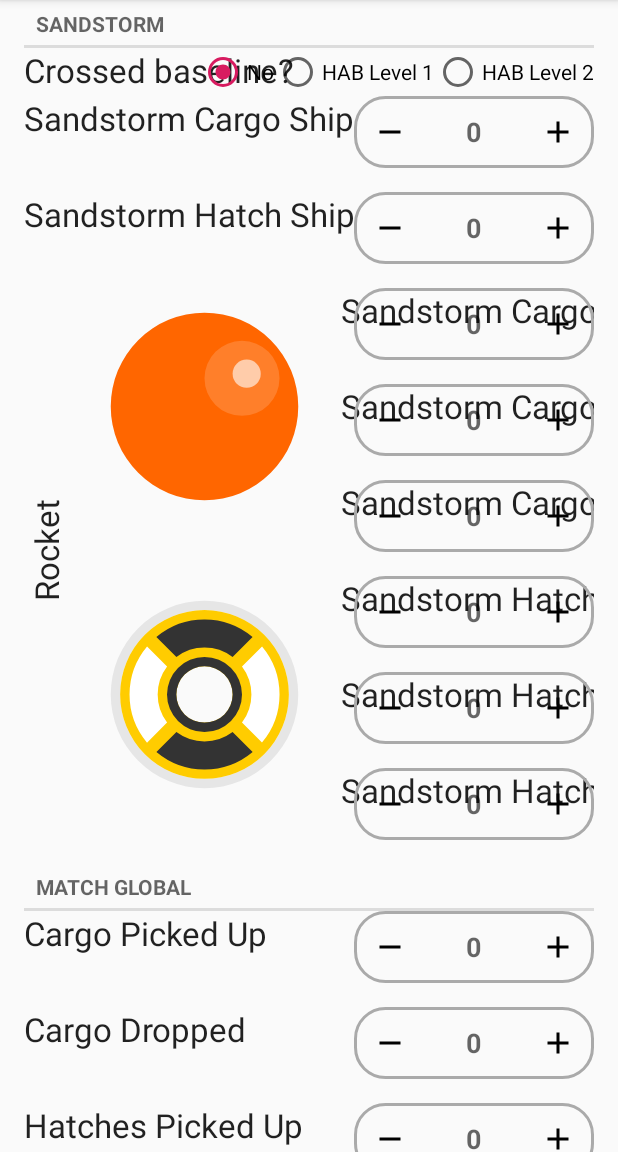
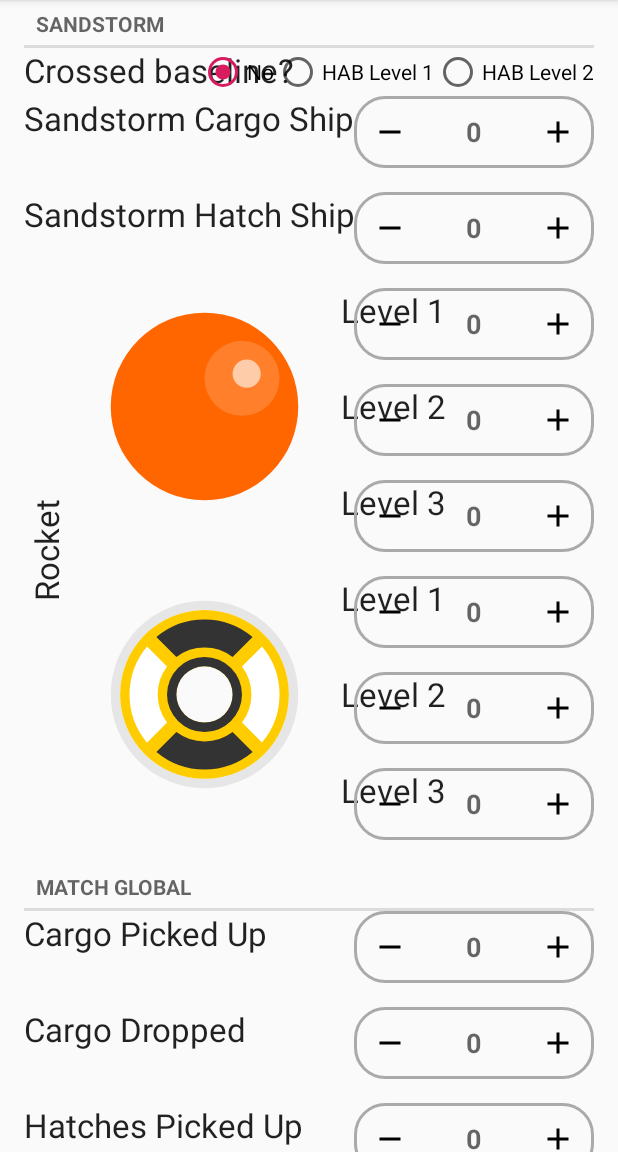
Before and after one commit to RoboRebelsScouting/MatchAppNeo2019, an Android app: the SandstormFragment screen opened directly, with no data from a screen before it, on a phone screen of 412 x 824 dp, the part 84-1236 px from its top. Run offline under Robolectric (Android 15) with nearby library versions, the phone set to English and light mode, and no system bars.

Commit message:
Simplified some labels

```diff
--- a/app/src/main/res/values/strings.xml
+++ b/app/src/main/res/values/strings.xml
@@ -43,22 +43,22 @@
     <string name="h_down">Hatches Dropped</string>
 
     <string name="scsc">Sandstorm Cargo Ship</string>
-    <string name="scr1">Sandstorm Cargo R1</string>
-    <string name="scr2">Sandstorm Cargo R2</string>
-    <string name="scr3">Sandstorm Cargo R3</string>
+    <string name="scr1">Level 1</string>
+    <string name="scr2">Level 2</string>
+    <string name="scr3">Level 3</string>
     <string name="scsh">Sandstorm Hatch Ship</string>
-    <string name="shr1">Sandstorm Hatch R1</string>
-    <string name="shr2">Sandstorm Hatch R2</string>
-    <string name="shr3">Sandstorm Hatch R3</string>
+    <string name="shr1">Level 1</string>
+    <string name="shr2">Level 2</string>
+    <string name="shr3">Level 3</string>
 
     <string name="tcsc">Teleop Cargo Ship</string>
-    <string name="tcr1">Teleop Cargo R1</string>
-    <string name="tcr2">Teleop Cargo R2</string>
-    <string name="tcr3">Teleop Cargo R3</string>
+    <string name="tcr1">Level 1</string>
+    <string name="tcr2">Level 2</string>
+    <string name="tcr3">Level 3</string>
     <string name="tcsh">Teleop Hatch Ship</string>
-    <string name="thr1">Teleop Hatch R1</string>
-    <string name="thr2">Teleop Hatch R2</string>
-    <string name="thr3">Teleop Hatch R3</string>
+    <string name="thr1">Level 1</string>
+    <string name="thr2">Level 2</string>
+    <string name="thr3">Level 3</string>
 
     <string name="hab_climb">HAB Climb</string>
 
```
